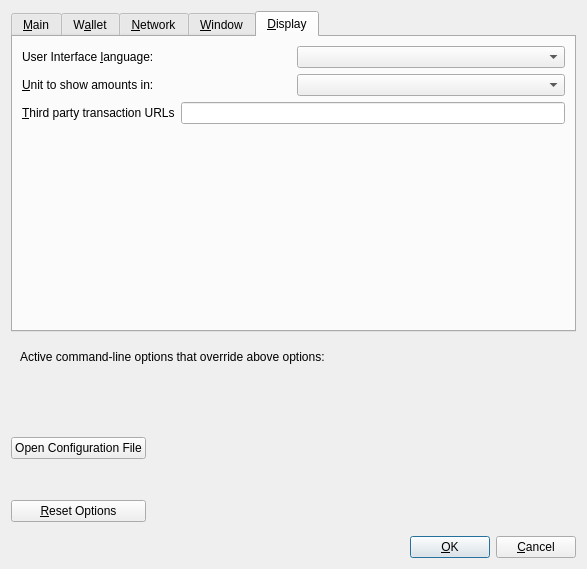
The window that src/qt/forms/optionsdialog.ui (PirateNetwork/pirate) describes before a commit, drawn with Qt 5.
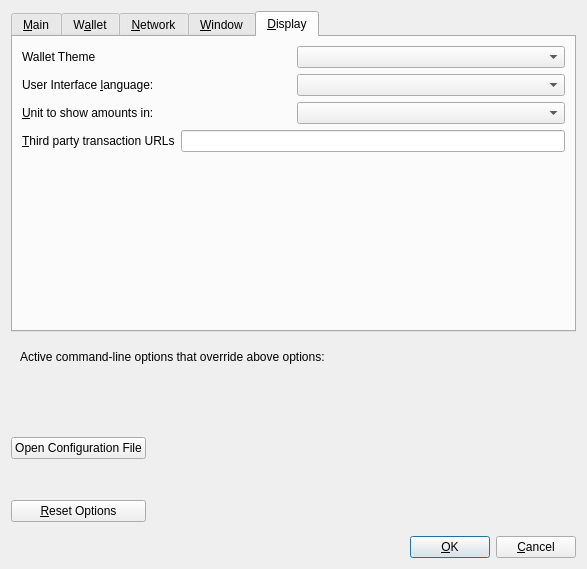
The same window after the commit. The open tabs and pages were chosen to show the change. Custom widgets are drawn as their Qt base class.

Commit message: create dropdown to select theme

Patch:
```diff
--- a/src/qt/forms/optionsdialog.ui
+++ b/src/qt/forms/optionsdialog.ui
@@ -628,7 +628,31 @@
       <attribute name="title">
        <string>&amp;Display</string>
       </attribute>
-      <layout class="QVBoxLayout" name="verticalLayout_Display">
+      <layout class="QVBoxLayout" name="verticalLayout_6">
+       <item>
+        <layout class="QHBoxLayout" name="horizontalLayout_4_Display">
+         <item>
+          <widget class="QLabel" name="themeLabel">
+           <property name="text">
+            <string>Wallet Theme</string>
+           </property>
+           <property name="textFormat">
+            <enum>Qt::PlainText</enum>
+           </property>
+           <property name="buddy">
+            <cstring>theme</cstring>
+           </property>
+          </widget>
+         </item>
+         <item>
+          <widget class="QValueComboBox" name="theme">
+           <property name="toolTip">
+            <string>The user interface language can be set here. This setting will take effect after restarting %1.</string>
+           </property>
+          </widget>
+         </item>
+        </layout>
+       </item>
        <item>
         <layout class="QHBoxLayout" name="horizontalLayout_1_Display">
          <item>
```
Left out of the diff: 2 changed lines with no effect on the pictures. The commit also changes 8 other files.
